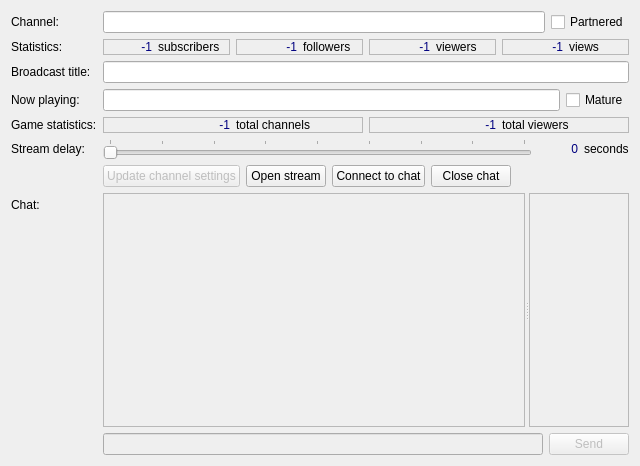
Qt form src/forms/channel_info.ui (wakeofluna/qlivestream) before a commit.
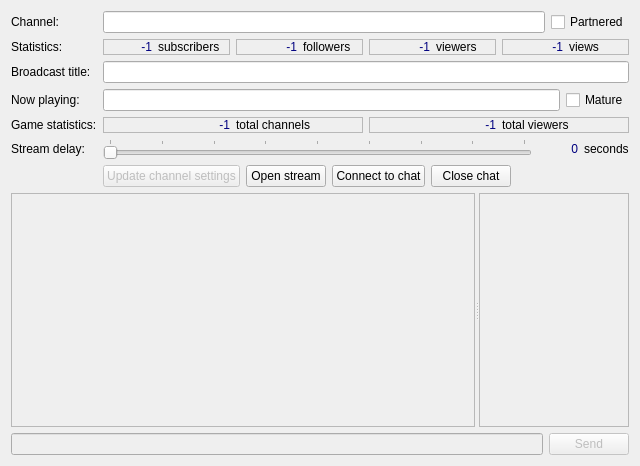
The same form after that commit.

Commit message: Channel userlist

What changed in the file:
```diff
--- a/src/forms/channel_info.ui
+++ b/src/forms/channel_info.ui
@@ -441,14 +441,7 @@
      </item>
     </layout>
    </item>
-   <item row="7" column="0">
-    <widget class="QLabel" name="lblChat">
-     <property name="text">
-      <string>Chat:</string>
-     </property>
-    </widget>
-   </item>
-   <item row="7" column="1">
+   <item row="7" column="0" colspan="2">
     <widget class="QWidget" name="wdgChat" native="true">
      <property name="sizePolicy">
       <sizepolicy hsizetype="Preferred" vsizetype="Expanding">
@@ -497,7 +490,7 @@
           <bool>true</bool>
          </property>
         </widget>
-        <widget class="QTableView" name="lstChatUsers">
+        <widget class="QListWidget" name="lstChatUsers">
          <property name="enabled">
           <bool>false</bool>
          </property>
@@ -509,7 +502,7 @@
          </property>
          <property name="minimumSize">
           <size>
-           <width>100</width>
+           <width>150</width>
            <height>0</height>
           </size>
          </property>
@@ -528,9 +521,6 @@
          <property name="selectionBehavior">
           <enum>QAbstractItemView::SelectRows</enum>
          </property>
-         <property name="showGrid">
-          <bool>false</bool>
-         </property>
         </widget>
        </widget>
       </item>
```
The commit also changes 10 other files.
